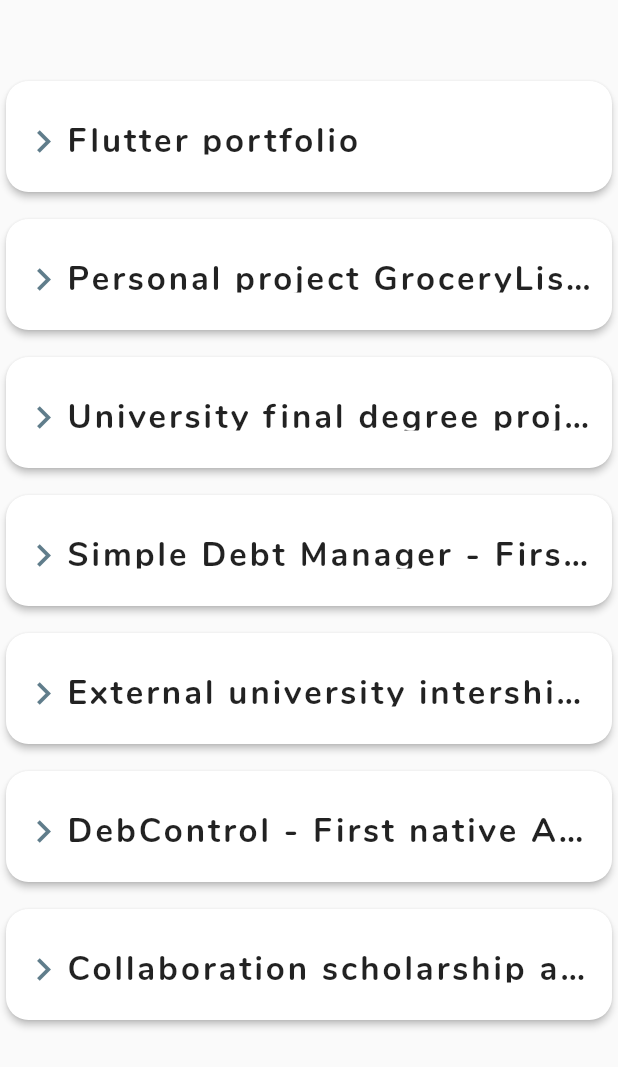
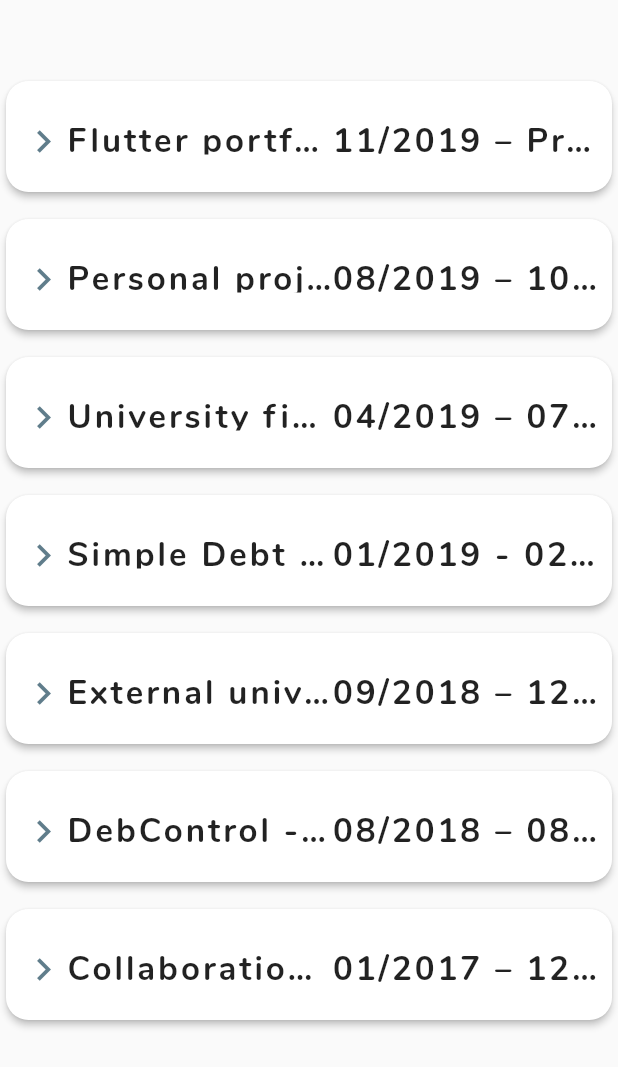
Before and after one commit to NauzetAduen/flutter_portfolio, a Flutter app: the ExperienceTabletDesktop widget shown alone on an empty page, opened directly, on a phone screen of 412 x 824 dp. Shown: the top 1067 px of the screen. Run offline on Flutter 3.47's test engine with Material 2 defaults, Android fonts, the phone set to English and light mode, and no system bars; our stand-ins replace responsive_builder; missing offline and left inert: dart:js.

Commit message:
CHANGE date to be draw in list and not in dialog

```diff
--- a/lib/utils/experience_item_list.dart
+++ b/lib/utils/experience_item_list.dart
@@ -71,7 +71,7 @@ class ExperienceItemList {
       date: "08/2018 – 08/2018",
       title: "DebControl - First native Android App",
       desc:
-          "First native Android app, where you have a list of your debts\nLearned a bunch of concepts: LiveData, ViewModel, Room, etc...",
+          "First native Android app, where you have a list of your debts.\nLearned a bunch of concepts: LiveData, ViewModel, Room, etc...",
       url: "https://github.com/NauzetAduen/DebtControl",
       linkMessage: "",
       image: "android.png",
--- a/lib/widgets/experience_view/exp_item_tablet_desktop.dart
+++ b/lib/widgets/experience_view/exp_item_tablet_desktop.dart
@@ -30,13 +30,6 @@ class ExperienceItemTabletDesktop extends StatelessWidget {
         mainAxisSize: MainAxisSize.min,
         crossAxisAlignment: CrossAxisAlignment.start,
         children: <Widget>[
-          Align(
-            alignment: Alignment.topCenter,
-            child: Text(
-              date,
-              style: Styles.experienceDate,
-            ),
-          ),
           RowDescImage(desc: desc, image: image),
           Row(
             mainAxisSize: MainAxisSize.max,
--- a/lib/widgets/experience_view/experience_tablet_desktop.dart
+++ b/lib/widgets/experience_view/experience_tablet_desktop.dart
@@ -36,8 +36,8 @@ class ExperienceTabletDesktop extends StatelessWidget {
                           vertical: 25, horizontal: 10),
                       alignment: Alignment.centerLeft,
                       icon: Row(
-                        mainAxisSize: MainAxisSize.min,
-                        mainAxisAlignment: MainAxisAlignment.start,
+                        mainAxisSize: MainAxisSize.max,
+                        mainAxisAlignment: MainAxisAlignment.spaceBetween,
                         crossAxisAlignment: CrossAxisAlignment.center,
                         children: <Widget>[
                           Icon(
@@ -48,6 +48,14 @@ class ExperienceTabletDesktop extends StatelessWidget {
                             flex: 1,
                             child: Text(
                               expItem.title,
+                              style: Styles.experienceListitem,
+                              overflow: TextOverflow.ellipsis,
+                            ),
+                          ),
+                          Flexible(
+                            flex: 1,
+                            child: Text(
+                              expItem.date,
                               style: Styles.experienceListitem,
                               overflow: TextOverflow.ellipsis,
                             ),
```
